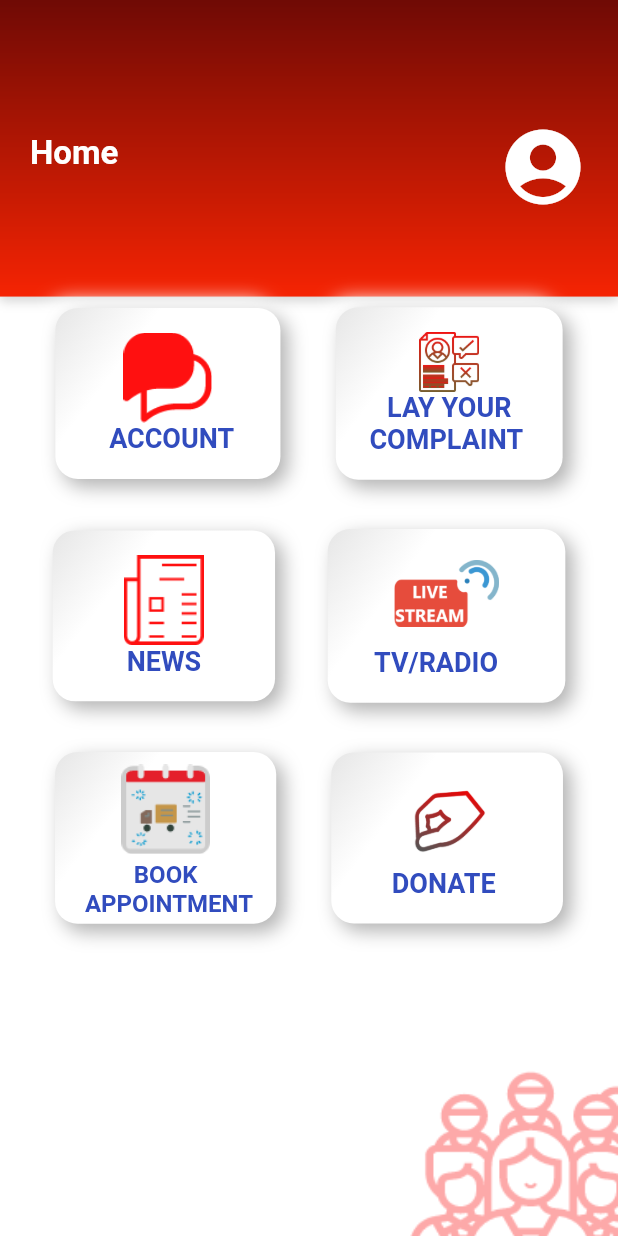
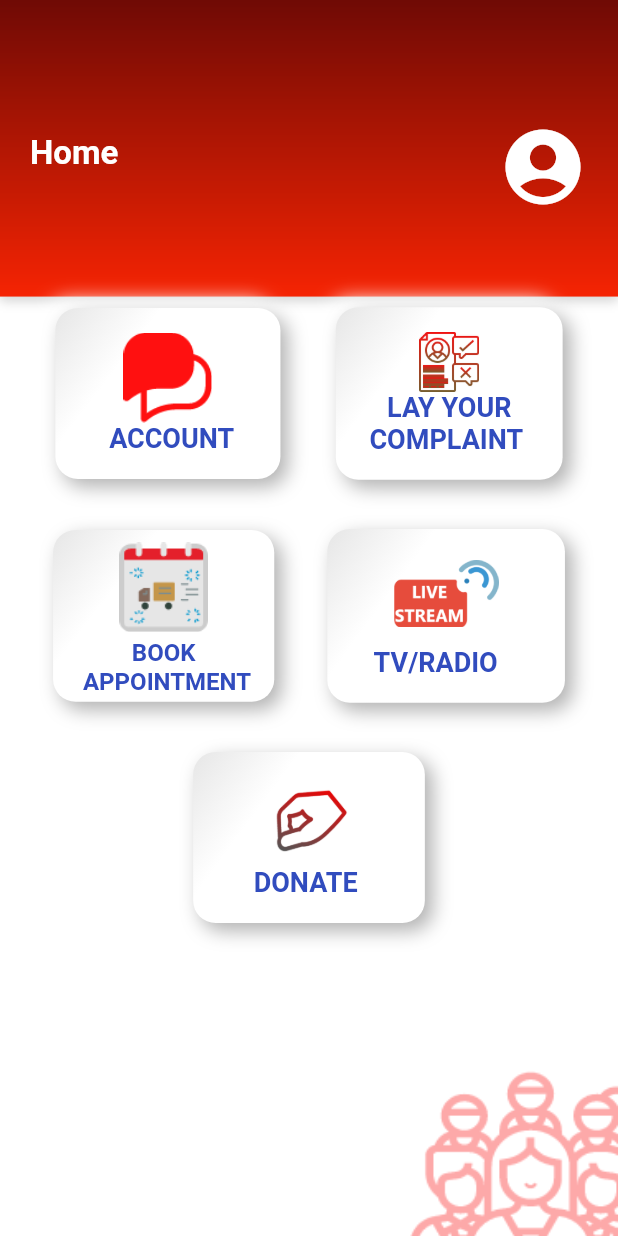
Before and after one commit to MrfiaOfficial/brekete_connect_chat, a Flutter app: the screen it shows after launch, on a phone screen of 412 x 824 dp. Run offline on Flutter 3.47's test engine with Material 2 defaults, Android fonts, the phone set to English and light mode, and no system bars; our stand-ins replace badges, cached_network_image, carousel_slider, chewie, cloud_firestore, firebase_auth and 13 more; missing offline and left inert: flutter_inappwebview; accounts and stored records are empty.

Commit message:
remove News Page

```diff
--- a/lib/pages/lib/Dashboard.dart
+++ b/lib/pages/lib/Dashboard.dart
@@ -248,34 +248,45 @@ class _DashboardState extends State<Dashboard> {
                         children: [
                           InkWell(
                             onTap: () {
-                              _launchURL();
-                              /*  Navigator.push(
-                                  context,
-                                  MaterialPageRoute(
-                                    builder: (context) => News(),
-                                  )); */
+                              Navigator.push(
+                                context,
+                                MaterialPageRoute(
+                                  builder: (context) => AppointmentScreen(),
+                                ),
+                              );
                             },
                             child: NeumorphicContainer(
                               child: Column(
                                 children: [
                                   SizedBox(
-                                    height: height * 0.02,
+                                    height: height * 0.01,
                                   ),
                                   Image.asset(
-                                    'assets/news.png',
+                                    'assets/book.png',
                                     height: 60,
                                     width: 60,
                                   ),
+                                  SizedBox(
+                                    height: height * 0.005,
+                                  ),
                                   Text(
-                                    '           NEWS           ',
+                                    '             BOOK             ',
                                     style: TextStyle(
                                       color: Color.fromARGB(255, 49, 76, 190),
-                                      fontSize: 18,
+                                      fontSize: 16,
+                                      fontWeight: FontWeight.bold,
+                                    ),
+                                  ),
+                                  Text(
+                                    '     APPOINTMENT    ',
+                                    style: TextStyle(
+                                      color: Color.fromARGB(255, 49, 76, 190),
+                                      fontSize: 16,
                                       fontWeight: FontWeight.bold,
                                     ),
                                   ),
                                   SizedBox(
-                                    height: height * 0.02,
+                                    height: height * 0.005,
                                   ),
                                 ],
                               ),
@@ -426,52 +437,6 @@ class _DashboardState extends State<Dashboard> {
                           InkWell(
                             onTap: () {
                               Navigator.push(
-                                context,
-                                MaterialPageRoute(
-                                  builder: (context) => AppointmentScreen(),
-                                ),
-                              );
-                            },
-                            child: NeumorphicContainer(
-                              child: Column(
-                                children: [
-                                  SizedBox(
-                                    height: height * 0.01,
-                                  ),
-                                  Image.asset(
-                                    'assets/book.png',
-                                    height: 60,
-                                    width: 60,
-                                  ),
-                                  SizedBox(
-                                    height: height * 0.005,
-                                  ),
-                                  Text(
-                                    '             BOOK             ',
-                                    style: TextStyle(
-                                      color: Color.fromARGB(255, 49, 76, 190),
-                                      fontSize: 16,
-                                      fontWeight: FontWeight.bold,
-                                    ),
-                                  ),
-                                  Text(
-                                    '     APPOINTMENT    ',
-                                    style: TextStyle(
-                                      color: Color.fromARGB(255, 49, 76, 190),
-                                      fontSize: 16,
-                                      fontWeight: FontWeight.bold,
-                                    ),
-                                  ),
-                                  SizedBox(
-                                    height: height * 0.005,
-                                  ),
-                                ],
-                              ),
-                            ),
-                          ),
-                          InkWell(
-                            onTap: () {
-                              Navigator.push(
                                   context,
                                   MaterialPageRoute(
                                       builder: (context) => Donate1()));
--- a/pubspec.yaml
+++ b/pubspec.yaml
@@ -1,7 +1,7 @@
 name: group_chat_app
 description: A new Flutter project.
 
-version: 1.0.9+27
+version: 1.1.0+28
 
 environment:
   sdk: ">=2.7.0 <3.0.0"
```
